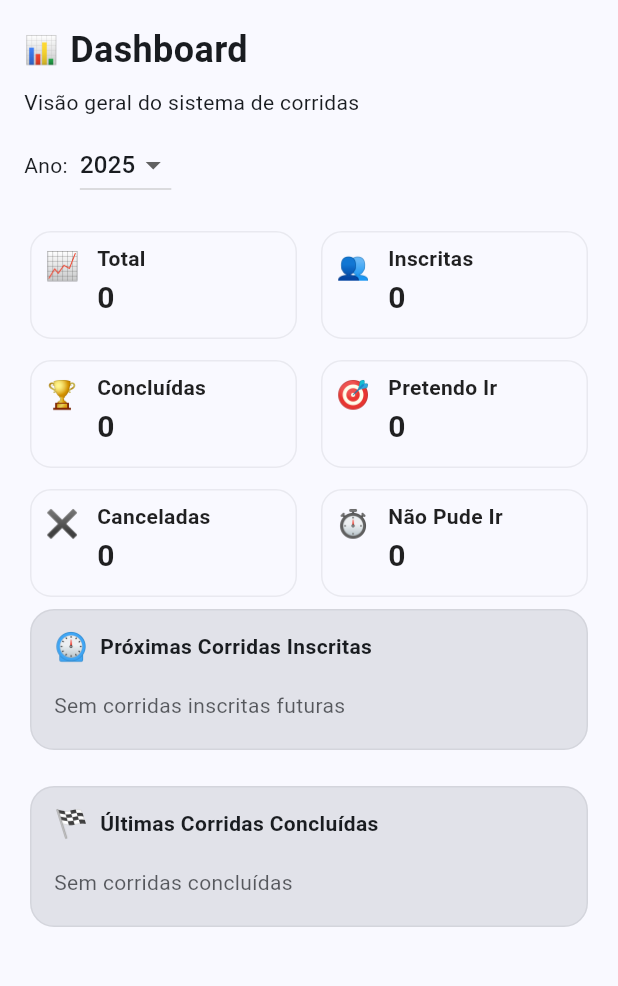
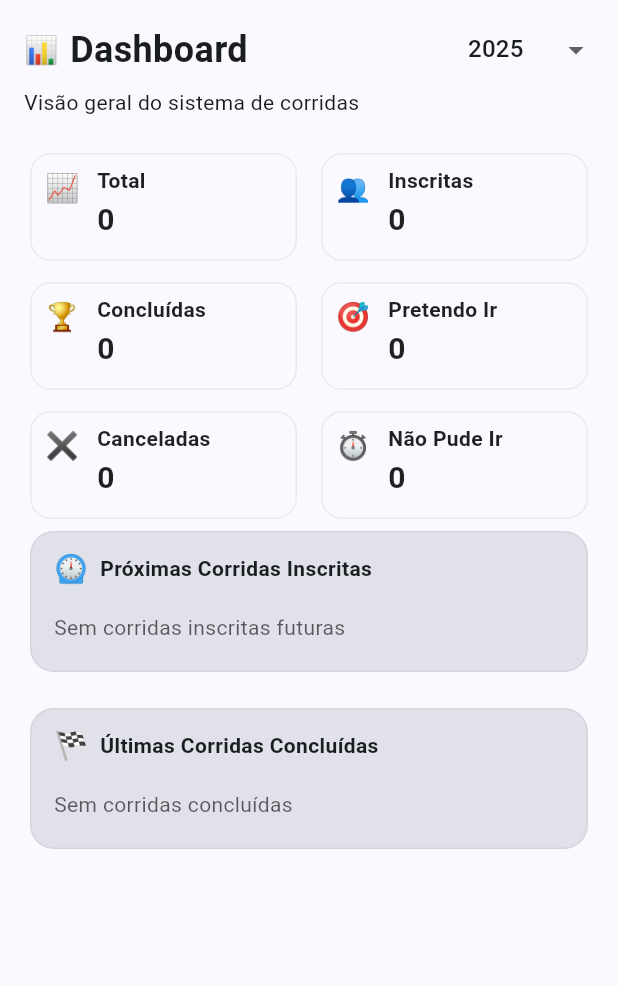
Before and after one commit to adcdenis/gercorridas, a Flutter app: the DashboardPage screen opened by its route, on a phone screen of 412 x 824 dp, the part 84-1070 px from its top. Run offline on Flutter 3.47's test engine with Material 3 defaults, Android fonts, the phone set to English and light mode, and no system bars; our stand-ins replace drift, file_picker, flutter_riverpod, freezed_annotation, go_router, google_sign_in and 4 more; missing offline and left inert: dart:html, excel, googleapis; accounts and stored records are empty; generated files the repository leaves out were written again.

Commit message:
refactor(pages): improve year dropdown consistency across pages
- Standardize year dropdown width to 84px
- Replace SizedBox with Spacer for better layout
- Make dropdowns dense and hide underline
- Simplify page titles and layouts
- Update app version to 1.4.0

```diff
--- a/lib/presentation/pages/corrida_list_page.dart
+++ b/lib/presentation/pages/corrida_list_page.dart
@@ -142,7 +142,7 @@ class _CorridaListPageState extends ConsumerState<CorridaListPage> {
             Row(
               children: [
                 const Text('Corridas', style: TextStyle(fontSize: 24, fontWeight: FontWeight.w600)),
-                const SizedBox(width: 12),
+                const Spacer(),
                 countersAsync.when(
                   data: (items) {
                     final years = {for (final c in items) c.eventDate.year}
@@ -150,9 +150,10 @@ class _CorridaListPageState extends ConsumerState<CorridaListPage> {
                       ..add(_selectedYear);
                     final sortedYears = years.toList()..sort();
                     return SizedBox(
-                      width: 120,
+                      width: 84,
                       child: DropdownButtonHideUnderline(
                         child: DropdownButton<int>(
+                          isDense: true,
                           value: _selectedYear,
                           items: [for (final y in sortedYears) DropdownMenuItem(value: y, child: Text('$y'))],
                           onChanged: (v) async {
--- a/lib/presentation/pages/dashboard_page.dart
+++ b/lib/presentation/pages/dashboard_page.dart
@@ -51,19 +51,16 @@ class DashboardPage extends ConsumerWidget {
             child: Column(
               crossAxisAlignment: CrossAxisAlignment.start,
               children: [
-                Row(children: const [
-                  Text('📊', style: TextStyle(fontSize: 18)),
-                  SizedBox(width: 8),
-                  Text('Dashboard', style: TextStyle(fontSize: 24, fontWeight: FontWeight.w600)),
-                ]),
-                const SizedBox(height: 8),
-                const Text('Visão geral do sistema de corridas'),
-                const SizedBox(height: 8),
-
                 Row(children: [
-                  const Text('Ano:'),
+                  const Text('📊', style: TextStyle(fontSize: 18)),
                   const SizedBox(width: 8),
-                  DropdownButton<int>(
+                  const Text('Dashboard', style: TextStyle(fontSize: 24, fontWeight: FontWeight.w600)),
+                  const Spacer(),
+                  SizedBox(
+                    width: 84,
+                    child: DropdownButtonHideUnderline(
+                      child: DropdownButton<int>(
+                        isDense: true,
                         value: selectedYear,
                         items: [
                           for (final y in sortedYears)
@@ -75,8 +72,14 @@ class DashboardPage extends ConsumerWidget {
                           }
                         },
                       ),
+                    ),
+                  ),
                 ]),
-                const SizedBox(height: 16),
+                const SizedBox(height: 8),
+                const Text('Visão geral do sistema de corridas'),
+                const SizedBox(height: 8),
+
+                const SizedBox(height: 12),
 
                 // Cards principais (grid: garante 2 colunas no mobile)
                 LayoutBuilder(builder: (context, constraints) {
--- a/pubspec.yaml
+++ b/pubspec.yaml
@@ -16,7 +16,7 @@ publish_to: 'none' # Remove this line if you wish to publish to pub.dev
 # https://developer.apple.com/library/archive/documentation/General/Reference/InfoPlistKeyReference/Articles/CoreFoundationKeys.html
 # In Windows, build-name is used as the major, minor, and patch parts
 # of the product and file versions while build-number is used as the build suffix.
-version: 1.3.0+1
+version: 1.4.0+1
 
 environment:
   sdk: ^3.8.1
```
Also changed, not shown: lib/presentation/pages/financas_page.dart (+6 -4 lines), lib/presentation/pages/mapa_mental_page.dart (+9 -21 lines). Lines whose indentation alone changed are shown as unchanged.
